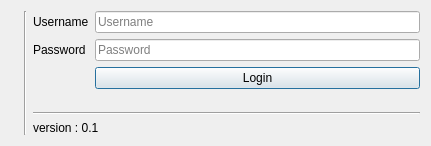
The window that turbin/gui/logindialog.ui (apinprastya/sultan) describes before a commit, drawn with Qt 5.
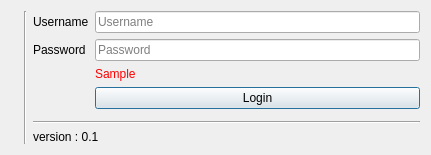
The same window after the commit. Icons and pictures are not drawn.

The edit to the form file:
```diff
--- a/turbin/gui/logindialog.ui
+++ b/turbin/gui/logindialog.ui
@@ -7,7 +7,7 @@
     <x>0</x>
     <y>0</y>
     <width>431</width>
-    <height>146</height>
+    <height>155</height>
    </rect>
   </property>
   <property name="windowTitle">
@@ -69,13 +69,23 @@
          </property>
         </widget>
        </item>
-       <item row="2" column="1">
+       <item row="3" column="1">
         <widget class="QPushButton" name="pushLogin">
          <property name="text">
           <string>Login</string>
          </property>
         </widget>
        </item>
+       <item row="2" column="1">
+        <widget class="QLabel" name="labelError">
+         <property name="styleSheet">
+          <string notr="true">font-size: 12px; color: red;</string>
+         </property>
+         <property name="text">
+          <string>Sample</string>
+         </property>
+        </widget>
+       </item>
       </layout>
      </item>
      <item>
```
